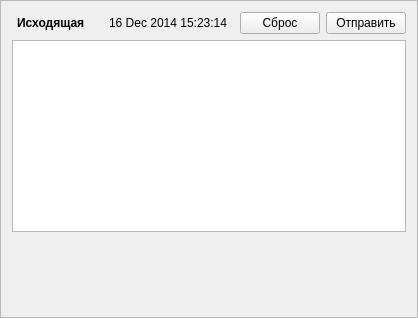
This is MorseMessage.ui in jolaf/morse-telegraph as Qt 5 draws it before an edit. The edited form follows.
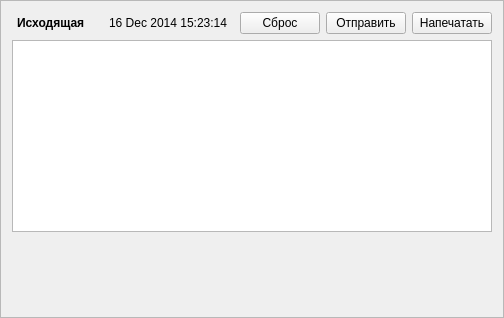
This is the edited form. Custom widgets are drawn as their Qt base class.

Commit message: Handling received messages implemented SerialPort proper handling implemented Reasonable hardware emulator added Print Message button added Send and Print buttons are now disabled when hardware is not available Disconnect event now is propagaded to the application Entering message issue with modifier keys worked around (for good?) Failing test case for messageToBits added to Morse.py Most diagnostics translated into Russian Port speed increased to 230400, port buffer increased to 10 KB (for good?)

Diff of the .ui file:
```diff
--- a/MorseMessage.ui
+++ b/MorseMessage.ui
@@ -10,7 +10,7 @@
   </property>
   <layout class="QVBoxLayout" name="messageLayout" stretch="0,1,0">
    <item>
-    <layout class="QHBoxLayout" name="headerLayout" stretch="0,0,1,0">
+    <layout class="QHBoxLayout" name="headerLayout" stretch="0,0,1,0,0">
      <item>
       <widget class="QStackedWidget" name="stateStackedWidget">
        <property name="statusTip">
@@ -277,6 +277,13 @@
        </widget>
       </widget>
      </item>
+     <item>
+      <widget class="QPushButton" name="printButton">
+       <property name="text">
+        <string>Напечатать</string>
+       </property>
+      </widget>
+     </item>
     </layout>
    </item>
    <item>
```
The commit also changes 6 other files.
